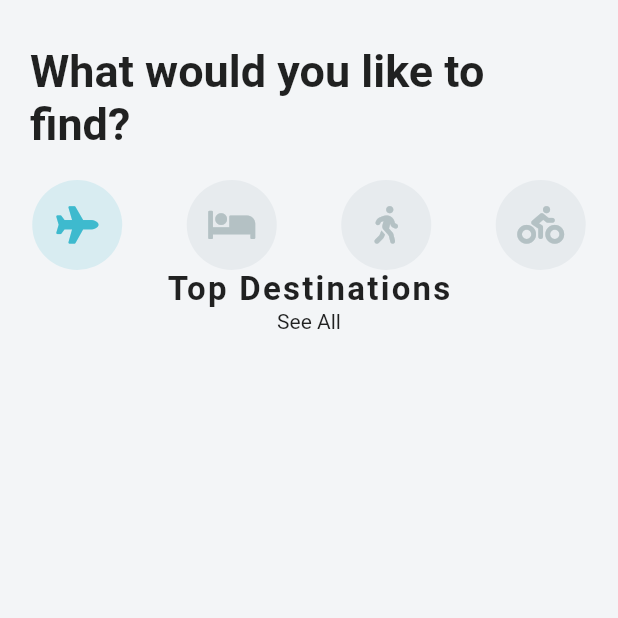
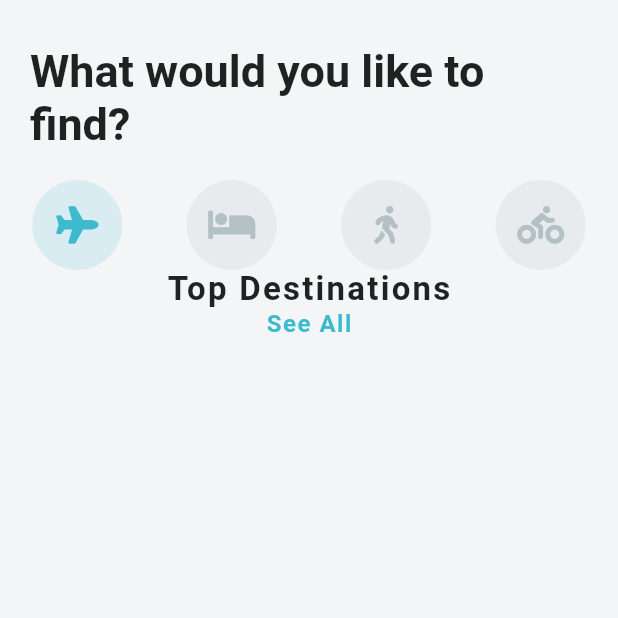
Before and after one commit to iamomoro/flutter_travel_ui, a Flutter app: the screen it shows after launch, on a phone screen of 412 x 824 dp, the top half of it. Run offline on Flutter 3.47's test engine with Material 2 defaults, Android fonts, the phone set to English and light mode, and no system bars; our stand-ins replace font_awesome_flutter.

Commit message:
see all styling

```diff
--- a/lib/screens/home_screen.dart
+++ b/lib/screens/home_screen.dart
@@ -65,7 +65,9 @@ class _HomeScreenState extends State<HomeScreen> {
           ),
           Column(children: <Widget>[
             Text('Top Destinations', style: TextStyle(fontSize: 22, fontWeight: FontWeight.bold, letterSpacing: 1.5,),),
-            Text('See All'),
+            Text('See All', style: TextStyle(color: Theme.of(context).primaryColor,
+            fontSize: 16.0, fontWeight: FontWeight.w600, letterSpacing: 1.0,),
+            ),
           ])
         ],
       )),
```
